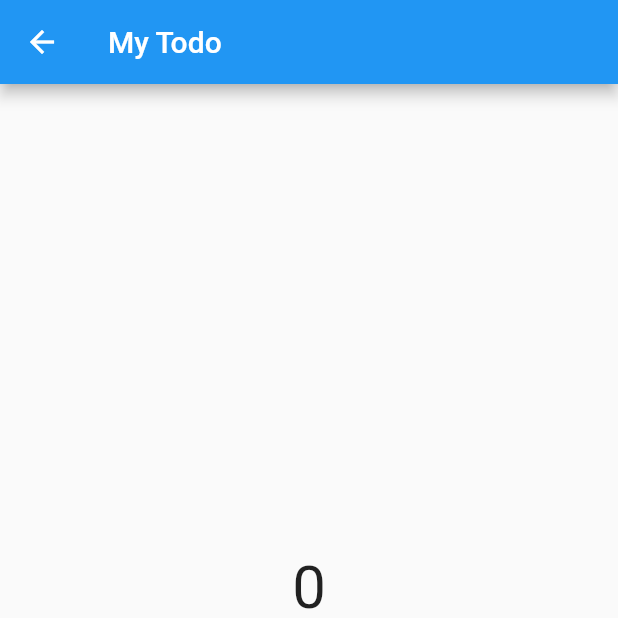
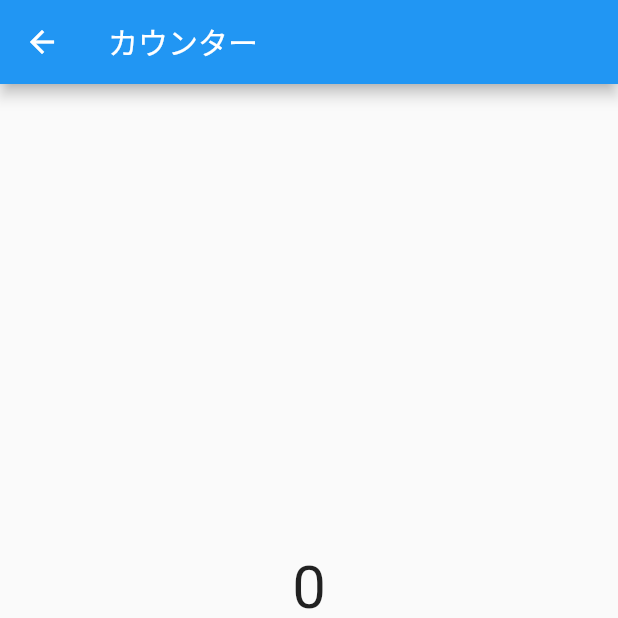
Before and after one commit to KonnoHaruto/riverpod_playground, a Flutter app: the HomePage screen opened directly, on a phone screen of 412 x 824 dp, the top half of it. Run offline on Flutter 3.47's test engine with Material 2 defaults, Android fonts, the phone set to English and light mode, and no system bars; our stand-ins replace flutter_riverpod, freezed_annotation, riverpod.

Commit message:
style(provider.dart): appNameを変更

```diff
--- a/lib/provider.dart
+++ b/lib/provider.dart
@@ -2,7 +2,7 @@ import 'package:flutter_riverpod/flutter_riverpod.dart';
 
 // 外部からは変更できない値を公開できる基本的なProvider.
 // 内部からは変更可能。
-final appNameProvider = Provider((ref) => 'My Todo');
+final appNameProvider = Provider((ref) => 'カウンター');
 
 // 外部から変更可能な値を公開できるProvider.
 // 現在選択されているアイテムやフィルタリングの状態など、
```
